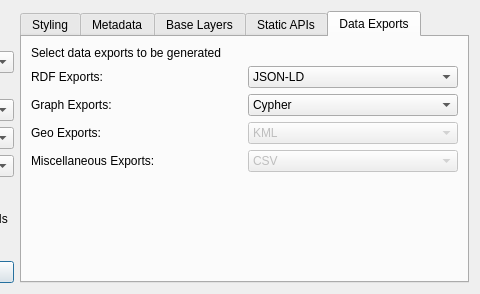
Before: the Qt Designer form dialogs/ui/ontdocdialog.ui in sparqlunicorn/sparqlunicornGoesGIS, drawn with Qt 5; both pictures show x 505 to 985 and y 0 to 294 of the 985 by 294 pixel window.
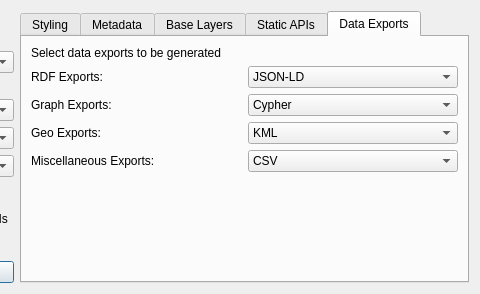
After: the same form once the commit is applied. The open tabs and pages were chosen to show the change. Icons and pictures are not drawn. Custom widgets are drawn as their Qt base class.

Commit message: work towards csv export

Patch:
```diff
--- a/dialogs/ui/ontdocdialog.ui
+++ b/dialogs/ui/ontdocdialog.ui
@@ -432,7 +432,7 @@
        <item row="4" column="1">
         <widget class="QgsCheckableComboBox" name="miscExportsCBox">
          <property name="enabled">
-          <bool>false</bool>
+          <bool>true</bool>
          </property>
          <item>
           <property name="text">
@@ -518,7 +518,7 @@
        <item row="3" column="1">
         <widget class="QgsCheckableComboBox" name="geoExportsCBox">
          <property name="enabled">
-          <bool>false</bool>
+          <bool>true</bool>
          </property>
          <item>
           <property name="text">
```
The commit also changes 2 other files.
